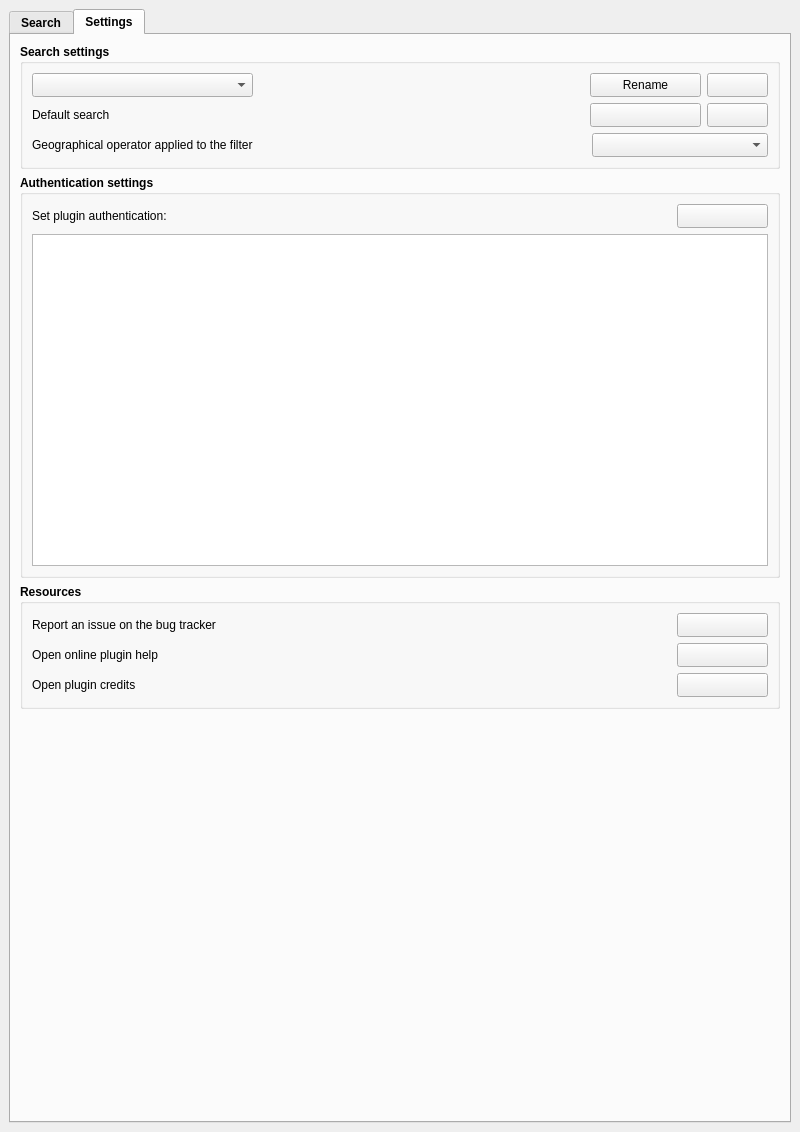
First picture: the form in ui/isogeo_dockwidget_base.ui, repository isogeo/isogeo-plugin-qgis, before the edit.
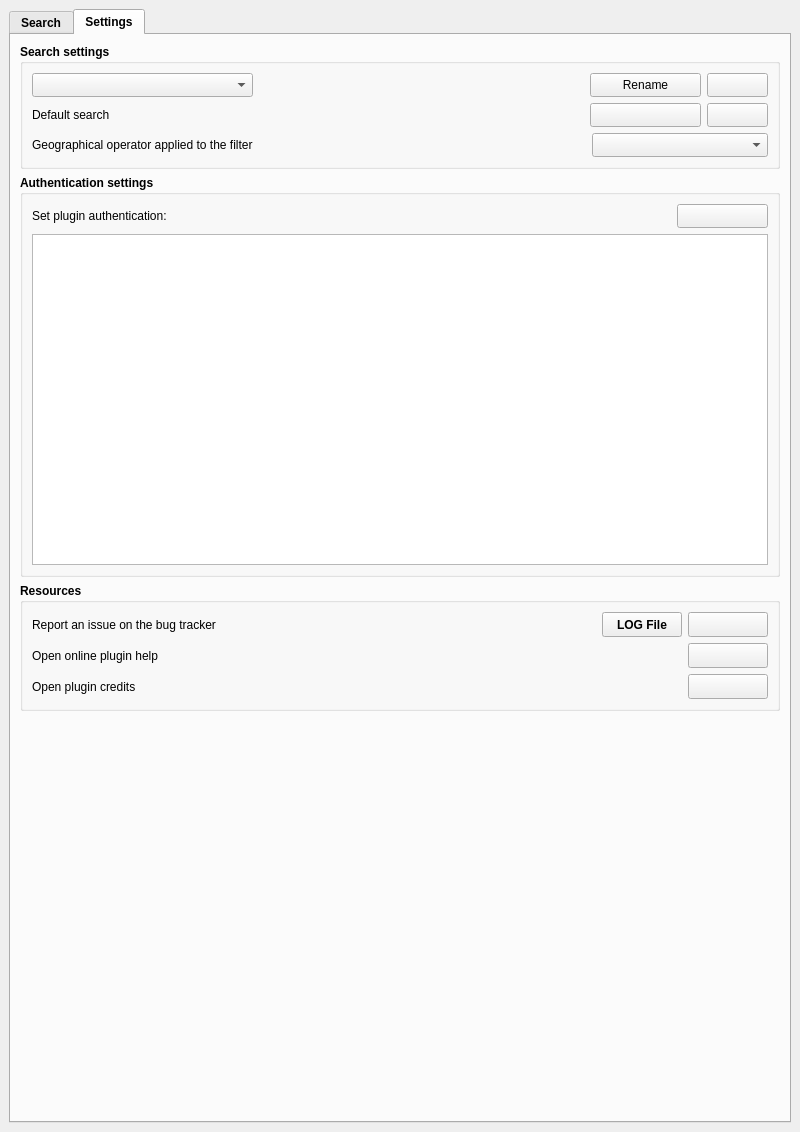
Second picture: the form after the edit. The open tabs and pages were chosen to show the change. Icons and pictures are not drawn. Custom widgets are drawn as their Qt base class.

Commit message: move log file in a separated folder and add a button to open its parent folder from UI #139

What changed in the file:
```diff
--- a/ui/isogeo_dockwidget_base.ui
+++ b/ui/isogeo_dockwidget_base.ui
@@ -1382,14 +1382,58 @@
                  </property>
                 </spacer>
                </item>
+               <item>
+                <widget class="QPushButton" name="btn_log_dir">
+                 <property name="minimumSize">
+                  <size>
+                   <width>80</width>
+                   <height>25</height>
+                  </size>
+                 </property>
+                 <property name="maximumSize">
+                  <size>
+                   <width>100</width>
+                   <height>30</height>
+                  </size>
+                 </property>
+                 <property name="cursor">
+                  <cursorShape>PointingHandCursor</cursorShape>
+                 </property>
+                 <property name="toolTip">
+                  <string>Get the log file: "log_isogeo_plugin.log"</string>
+                 </property>
+                 <property name="autoFillBackground">
+                  <bool>true</bool>
+                 </property>
+                 <property name="text">
+                  <string>LOG File</string>
+                 </property>
+                 <property name="icon">
+                  <iconset resource="../resources.qrc">
+                   <normaloff>:/plugins/Isogeo/resources/settings/folder-open-o.svg</normaloff>:/plugins/Isogeo/resources/settings/folder-open-o.svg</iconset>
+                 </property>
+                </widget>
+               </item>
                <item>
                 <widget class="QPushButton" name="btn_report">
                  <property name="minimumSize">
                   <size>
-                   <width>91</width>
-                   <height>24</height>
+                   <width>80</width>
+                   <height>25</height>
                   </size>
                  </property>
+                 <property name="maximumSize">
+                  <size>
+                   <width>100</width>
+                   <height>30</height>
+                  </size>
+                 </property>
+                 <property name="cursor">
+                  <cursorShape>PointingHandCursor</cursorShape>
+                 </property>
+                 <property name="autoFillBackground">
+                  <bool>true</bool>
+                 </property>
                  <property name="text">
                   <string />
                  </property>
@@ -1433,10 +1477,25 @@
                 <widget class="QPushButton" name="btn_help">
                  <property name="minimumSize">
                   <size>
-                   <width>91</width>
-                   <height>24</height>
+                   <width>80</width>
+                   <height>25</height>
                   </size>
                  </property>
+                 <property name="maximumSize">
+                  <size>
+                   <width>100</width>
+                   <height>30</height>
+                  </size>
+                 </property>
+                 <property name="cursor">
+                  <cursorShape>PointingHandCursor</cursorShape>
+                 </property>
+                 <property name="toolTip">
+                  <string>Open online help in default browser</string>
+                 </property>
+                 <property name="autoFillBackground">
+                  <bool>true</bool>
+                 </property>
                  <property name="text">
                   <string />
                  </property>
@@ -1480,10 +1539,22 @@
                 <widget class="QPushButton" name="btn_credits">
                  <property name="minimumSize">
                   <size>
-                   <width>91</width>
-                   <height>24</height>
+                   <width>80</width>
+                   <height>25</height>
                   </size>
                  </property>
+                 <property name="maximumSize">
+                  <size>
+                   <width>100</width>
+                   <height>30</height>
+                  </size>
+                 </property>
+                 <property name="cursor">
+                  <cursorShape>PointingHandCursor</cursorShape>
+                 </property>
+                 <property name="toolTip">
+                  <string>Open credits popup</string>
+                 </property>
                  <property name="text">
                   <string />
                  </property>
```
Left out of the diff: 28 changed lines with no effect on the pictures. The commit also changes 5 other files.
